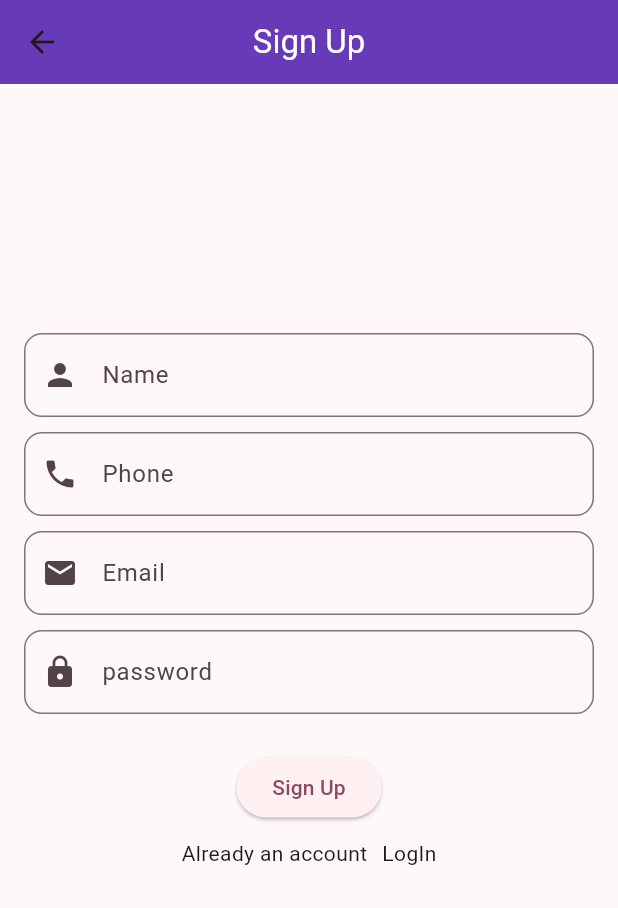
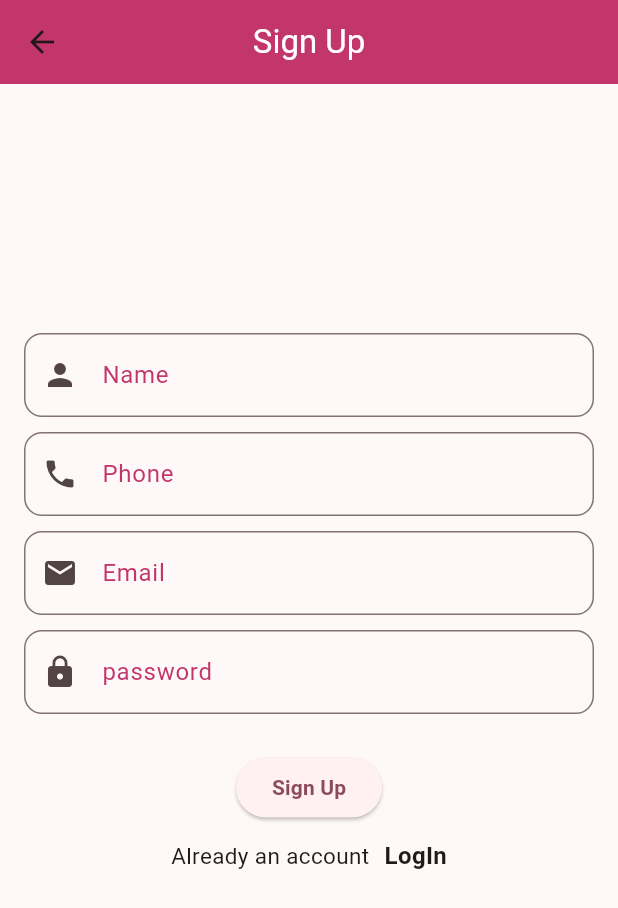
Before and after one commit to ADIL41/Mini-Social-app-, a Flutter app: the screen it shows after launch, after a tap on "Sign Up", on a phone screen of 412 x 824 dp. Shown: the top 908 px of the screen. Run offline on Flutter 3.47's test engine with Material 3 defaults, Android fonts, the phone set to English and light mode, and no system bars; our stand-ins replace cloud_firestore, firebase_auth, firebase_core; accounts and stored records are empty; network calls fail.

Commit message:
formfield chnage

```diff
--- a/lib/Screens/login_screen.dart
+++ b/lib/Screens/login_screen.dart
@@ -28,7 +28,7 @@ class _LoginScreenState extends State<LoginScreen> {
   Widget build(BuildContext context) {
     return Scaffold(
       appBar: AppBar(
-        backgroundColor: Colors.deepPurple,
+        backgroundColor: Color.fromARGB(255, 194, 54, 108),
         title: Text('LogIn', style: TextStyle(color: Colors.white)),
         centerTitle: true,
       ),
@@ -44,10 +44,17 @@ class _LoginScreenState extends State<LoginScreen> {
                   controller: _emailController,
                   decoration: InputDecoration(
                     labelText: 'Email',
+                    labelStyle: TextStyle(
+                      color: Color.fromARGB(255, 194, 54, 108),
+                    ),
                     hintText: 'enter your email',
                     prefixIcon: Icon(Icons.email),
                     border: OutlineInputBorder(
                       borderRadius: BorderRadius.circular(12),
+                      borderSide: BorderSide(
+                        color: Color.fromARGB(255, 194, 54, 108),
+                        style: BorderStyle.solid,
+                      ),
                     ),
                   ),
                 ),
@@ -57,10 +64,17 @@ class _LoginScreenState extends State<LoginScreen> {
                   obscureText: true,
                   decoration: InputDecoration(
                     labelText: 'Password',
+                     labelStyle: TextStyle(
+                      color: Color.fromARGB(255, 194, 54, 108),
+                    ),
                     hintText: 'enter your password',
                     prefixIcon: Icon(Icons.lock),
                     border: OutlineInputBorder(
                       borderRadius: BorderRadius.circular(12),
+                      borderSide: BorderSide(
+                        color: Color.fromARGB(255, 194, 54, 108),
+                        style: BorderStyle.solid,
+                      ),
                     ),
                   ),
                 ),
@@ -91,7 +105,10 @@ class _LoginScreenState extends State<LoginScreen> {
                   children: [
                     Padding(
                       padding: const EdgeInsets.all(8.0),
-                      child: Text('Dont have an account'),
+                      child: Text(
+                        'Dont have an account',
+                        style: TextStyle(fontSize: 15),
+                      ),
                     ),
                     SizedBox(width: 10),
                     InkWell(
@@ -103,7 +120,13 @@ class _LoginScreenState extends State<LoginScreen> {
                           ),
                         );
                       },
-                      child: Text('Sign Up'),
+                      child: Text(
+                        'Sign Up',
+                        style: TextStyle(
+                          fontSize: 16,
+                          fontWeight: FontWeight.bold,
+                        ),
+                      ),
                     ),
                   ],
                 ),
--- a/lib/Screens/signup_screen.dart
+++ b/lib/Screens/signup_screen.dart
@@ -23,7 +23,7 @@ class _SignUpScreenState extends State<SignUpScreen> {
   Widget build(BuildContext context) {
     return Scaffold(
       appBar: AppBar(
-        backgroundColor: Colors.deepPurple,
+        backgroundColor: Color.fromARGB(255, 194, 54, 108),
         title: Text('Sign Up', style: TextStyle(color: Colors.white)),
         centerTitle: true,
       ),
@@ -40,34 +40,57 @@ class _SignUpScreenState extends State<SignUpScreen> {
                   controller: nameController,
                   decoration: InputDecoration(
                     labelText: 'Name',
+                    labelStyle: TextStyle(
+                      color: Color.fromARGB(255, 194, 54, 108),
+                    ),
                     hintText: 'Enter your name ',
                     prefixIcon: Icon(Icons.person),
                     border: OutlineInputBorder(
                       borderRadius: BorderRadius.circular(12),
+                      borderSide: BorderSide(
+                        color: Color.fromARGB(255, 194, 54, 108),
+                        style: BorderStyle.solid,
+                      ),
                     ),
                   ),
                 ),
                 SizedBox(height: 10),
                 TextFormField(
                   controller: phoneNumberController,
+                  keyboardType: TextInputType.number,
                   decoration: InputDecoration(
                     labelText: 'Phone',
+                    labelStyle: TextStyle(
+                      color: Color.fromARGB(255, 194, 54, 108),
+                    ),
                     hintText: 'Enter your phone number ',
                     prefixIcon: Icon(Icons.phone),
                     border: OutlineInputBorder(
                       borderRadius: BorderRadius.circular(12),
+                      borderSide: BorderSide(
+                        color: Color.fromARGB(255, 194, 54, 108),
+                        style: BorderStyle.solid,
+                      ),
                     ),
                   ),
                 ),
                 SizedBox(height: 10),
                 TextFormField(
                   controller: emailController,
+                  keyboardType: TextInputType.emailAddress,
                   decoration: InputDecoration(
                     labelText: 'Email',
+                    labelStyle: TextStyle(
+                      color: Color.fromARGB(255, 194, 54, 108),
+                    ),
                     hintText: 'Enter your email ',
                     prefixIcon: Icon(Icons.email),
                     border: OutlineInputBorder(
                       borderRadius: BorderRadius.circular(12),
+                      borderSide: BorderSide(
+                        color: Color.fromARGB(255, 194, 54, 108),
+                        style: BorderStyle.solid,
+                      ),
                     ),
                   ),
                 ),
@@ -76,10 +99,17 @@ class _SignUpScreenState extends State<SignUpScreen> {
                   controller: passwordController,
                   decoration: InputDecoration(
                     labelText: 'password',
+                    labelStyle: TextStyle(
+                      color: Color.fromARGB(255, 194, 54, 108),
+                    ),
                     hintText: 'Enter your password ',
                     prefixIcon: Icon(Icons.lock),
                     border: OutlineInputBorder(
                       borderRadius: BorderRadius.circular(12),
+                      borderSide: BorderSide(
+                        color: Color.fromARGB(255, 194, 54, 108),
+                        style: BorderStyle.solid,
+                      ),
                     ),
                   ),
                 ),
@@ -109,13 +139,16 @@ class _SignUpScreenState extends State<SignUpScreen> {
                       print("Error: $e");
                     }
                   },
-                  child: Text('Sign Up'),
+                  child: Text(
+                    'Sign Up',
+                    style: TextStyle(fontWeight: FontWeight.bold),
+                  ),
                 ),
                 SizedBox(height: 10),
                 Row(
                   mainAxisAlignment: MainAxisAlignment.center,
                   children: [
-                    Text('Already an account'),
+                    Text('Already an account', style: TextStyle(fontSize: 15)),
                     SizedBox(width: 10),
                     GestureDetector(
                       onTap: () {
@@ -126,7 +159,13 @@ class _SignUpScreenState extends State<SignUpScreen> {
                           ),
                         );
                       },
-                      child: Text('LogIn'),
+                      child: Text(
+                        'LogIn',
+                        style: TextStyle(
+                          fontSize: 16,
+                          fontWeight: FontWeight.bold,
+                        ),
+                      ),
                     ),
                   ],
                 ),
```
